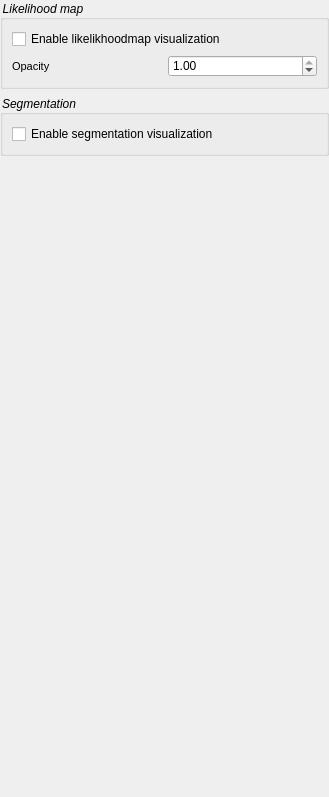
First picture: the form in workstation/visualization/VisualizationWorkstationExtensionPlugin.ui, repository computationalpathologygroup/ASAP, before the edit.
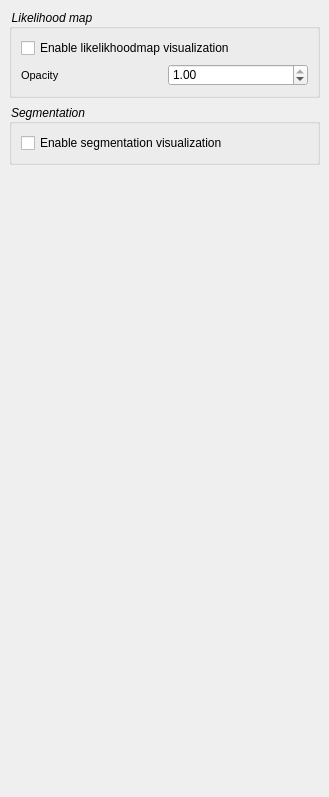
Second picture: the form after the edit.

The edit to the form file:
```diff
--- a/workstation/visualization/VisualizationWorkstationExtensionPlugin.ui
+++ b/workstation/visualization/VisualizationWorkstationExtensionPlugin.ui
@@ -57,16 +57,16 @@
    </property>
    <layout class="QVBoxLayout" name="verticalLayout_4">
     <property name="leftMargin">
-     <number>0</number>
+     <number>9</number>
     </property>
     <property name="topMargin">
-     <number>0</number>
+     <number>9</number>
     </property>
     <property name="rightMargin">
-     <number>0</number>
+     <number>9</number>
     </property>
     <property name="bottomMargin">
-     <number>0</number>
+     <number>9</number>
     </property>
     <item>
      <widget class="QGroupBox" name="LikelihoodmapGroupBox">
```
